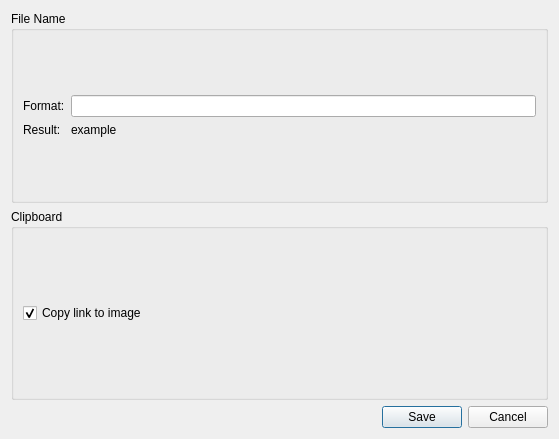
The window that settings.ui (SkyzohKey/screencloud-desu.sh) describes before a commit, drawn with Qt 5.
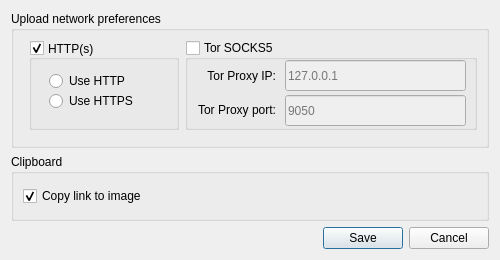
The same window after the commit.

Commit message: Update UI, add Network preferences.

The edit to the form file:
```diff
--- a/settings.ui
+++ b/settings.ui
@@ -6,8 +6,8 @@
    <rect>
     <x>0</x>
     <y>0</y>
-    <width>559</width>
-    <height>439</height>
+    <width>500</width>
+    <height>260</height>
    </rect>
   </property>
   <property name="sizePolicy">
@@ -16,14 +16,32 @@
     <verstretch>0</verstretch>
    </sizepolicy>
   </property>
+  <property name="minimumSize">
+   <size>
+    <width>500</width>
+    <height>260</height>
+   </size>
+  </property>
+  <property name="maximumSize">
+   <size>
+    <width>500</width>
+    <height>260</height>
+   </size>
+  </property>
   <property name="windowTitle">
    <string>Desu.sh Uploader - Settings</string>
   </property>
   <layout class="QVBoxLayout" name="verticalLayout_2">
    <item>
     <widget class="QGroupBox" name="group_name">
+     <property name="enabled">
+      <bool>true</bool>
+     </property>
      <property name="title">
-      <string>File Name</string>
+      <string>Upload network preferences</string>
+     </property>
+     <property name="alignment">
+      <set>Qt::AlignLeading|Qt::AlignLeft|Qt::AlignTop</set>
      </property>
      <property name="flat">
       <bool>false</bool>
@@ -35,29 +53,191 @@
       <property name="formAlignment">
        <set>Qt::AlignLeading|Qt::AlignLeft|Qt::AlignVCenter</set>
       </property>
-      <item row="0" column="0">
-       <widget class="QLabel" name="label_nameFormat">
-        <property name="text">
-         <string>Format:</string>
-        </property>
-       </widget>
-      </item>
-      <item row="0" column="1">
-       <widget class="QLineEdit" name="input_name"/>
-      </item>
-      <item row="1" column="0">
-       <widget class="QLabel" name="label_result">
-        <property name="text">
-         <string>Result:</string>
-        </property>
-       </widget>
+      <item row="2" column="0">
+       <layout class="QVBoxLayout" name="verticalLayout"/>
       </item>
       <item row="1" column="1">
-       <widget class="QLabel" name="label_example">
-        <property name="text">
-         <string>example</string>
+       <layout class="QGridLayout" name="gridLayout">
+        <property name="topMargin">
+         <number>0</number>
         </property>
-       </widget>
+        <item row="1" column="0">
+         <widget class="QGroupBox" name="group_http">
+          <property name="minimumSize">
+           <size>
+            <width>150</width>
+            <height>90</height>
+           </size>
+          </property>
+          <property name="maximumSize">
+           <size>
+            <width>150</width>
+            <height>90</height>
+           </size>
+          </property>
+          <property name="baseSize">
+           <size>
+            <width>0</width>
+            <height>250</height>
+           </size>
+          </property>
+          <property name="title">
+           <string>HTTP(s)</string>
+          </property>
+          <property name="alignment">
+           <set>Qt::AlignLeading|Qt::AlignLeft|Qt::AlignVCenter</set>
+          </property>
+          <property name="flat">
+           <bool>true</bool>
+          </property>
+          <property name="checkable">
+           <bool>true</bool>
+          </property>
+          <widget class="QRadioButton" name="radioButton">
+           <property name="geometry">
+            <rect>
+             <x>20</x>
+             <y>30</y>
+             <width>99</width>
+             <height>22</height>
+            </rect>
+           </property>
+           <property name="text">
+            <string>Use HTTP</string>
+           </property>
+          </widget>
+          <widget class="QRadioButton" name="radioButton_2">
+           <property name="geometry">
+            <rect>
+             <x>20</x>
+             <y>50</y>
+             <width>99</width>
+             <height>22</height>
+            </rect>
+           </property>
+           <property name="text">
+            <string>Use HTTPS</string>
+           </property>
+          </widget>
+          <zorder>radioButton</zorder>
+          <zorder>radioButton_2</zorder>
+          <zorder>group_tor</zorder>
+          <zorder>group_tor</zorder>
+          <zorder>group_tor</zorder>
+         </widget>
+        </item>
+        <item row="1" column="1">
+         <widget class="QGroupBox" name="group_tor">
+          <property name="minimumSize">
+           <size>
+            <width>290</width>
+            <height>90</height>
+           </size>
+          </property>
+          <property name="title">
+           <string>Tor SOCKS5</string>
+          </property>
+          <property name="alignment">
+           <set>Qt::AlignLeading|Qt::AlignLeft|Qt::AlignTop</set>
+          </property>
+          <property name="flat">
+           <bool>true</bool>
+          </property>
+          <property name="checkable">
+           <bool>true</bool>
+          </property>
+          <property name="checked">
+           <bool>false</bool>
+          </property>
+          <widget class="QLabel" name="label">
+           <property name="geometry">
+            <rect>
+             <x>0</x>
+             <y>25</y>
+             <width>91</width>
+             <height>21</height>
+            </rect>
+           </property>
+           <property name="styleSheet">
+            <string notr="true">QLabel {
+	color: rgb(0, 0, 0)
+}</string>
+           </property>
+           <property name="text">
+            <string>Tor Proxy IP:</string>
+           </property>
+           <property name="alignment">
+            <set>Qt::AlignRight|Qt::AlignTrailing|Qt::AlignVCenter</set>
+           </property>
+          </widget>
+          <widget class="QLabel" name="label_2">
+           <property name="geometry">
+            <rect>
+             <x>0</x>
+             <y>60</y>
+             <width>91</width>
+             <height>20</height>
+            </rect>
+           </property>
+           <property name="styleSheet">
+            <string notr="true">QLabel {
+	color: rgb(0, 0, 0)
+}</string>
+           </property>
+           <property name="text">
+            <string>Tor Proxy port:</string>
+           </property>
+           <property name="alignment">
+            <set>Qt::AlignRight|Qt::AlignTrailing|Qt::AlignVCenter</set>
+           </property>
+          </widget>
+          <widget class="QLineEdit" name="lineEdit">
+           <property name="geometry">
+            <rect>
+             <x>100</x>
+             <y>20</y>
+             <width>181</width>
+             <height>31</height>
+            </rect>
+           </property>
+           <property name="autoFillBackground">
+            <bool>true</bool>
+           </property>
+           <property name="frame">
+            <bool>true</bool>
+           </property>
+           <property name="placeholderText">
+            <string>127.0.0.1</string>
+           </property>
+           <property name="clearButtonEnabled">
+            <bool>true</bool>
+           </property>
+          </widget>
+          <widget class="QLineEdit" name="lineEdit_2">
+           <property name="geometry">
+            <rect>
+             <x>100</x>
+             <y>55</y>
+             <width>181</width>
+             <height>31</height>
+            </rect>
+           </property>
+           <property name="autoFillBackground">
+            <bool>true</bool>
+           </property>
+           <property name="inputMethodHints">
+            <set>Qt::ImhDigitsOnly</set>
+           </property>
+           <property name="placeholderText">
+            <string>9050</string>
+           </property>
+           <property name="clearButtonEnabled">
+            <bool>true</bool>
+           </property>
+          </widget>
+         </widget>
+        </item>
+       </layout>
       </item>
      </layout>
     </widget>
```
Left out of the diff: 1 changed line with no effect on the pictures.
